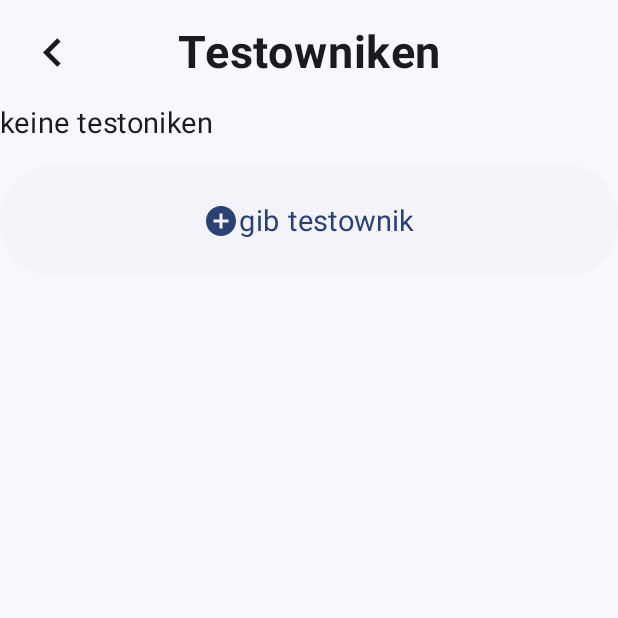
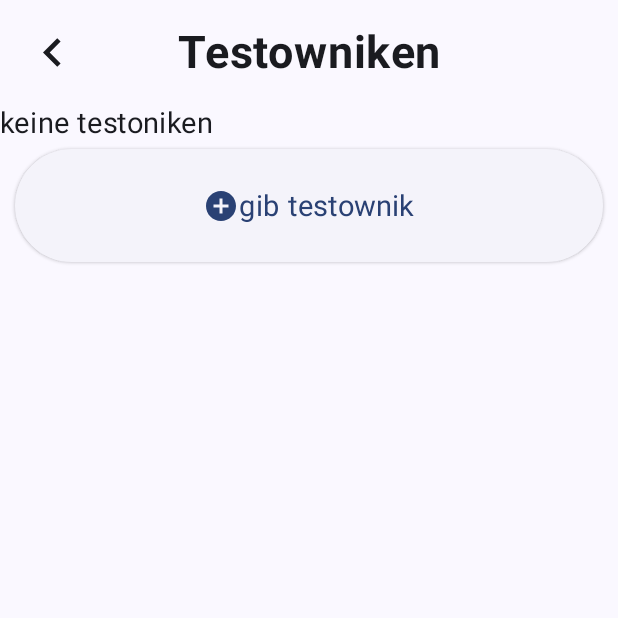
Before and after one commit to Dankeatermidir/TestowyTestownik, an Android app built with Jetpack Compose: the ManagementScreen screen opened through its navigation route, on a phone screen of 412 x 824 dp, the top half of it. Run offline under Robolectric (Android 15) with nearby library versions, the phone set to English and light mode, and no system bars; our stand-ins replace Room's generated code.

Commit message:
minor UI update

```diff
--- a/app/src/main/java/com/example/testowytestownik/ui/screen/ManagementScreen.kt
+++ b/app/src/main/java/com/example/testowytestownik/ui/screen/ManagementScreen.kt
@@ -14,6 +14,7 @@ import androidx.compose.foundation.layout.Row
 import androidx.compose.foundation.layout.Spacer
 import androidx.compose.foundation.layout.fillMaxSize
 import androidx.compose.foundation.layout.fillMaxWidth
+import androidx.compose.foundation.layout.height
 import androidx.compose.foundation.layout.padding
 import androidx.compose.foundation.layout.size
 import androidx.compose.foundation.lazy.LazyColumn
@@ -25,6 +26,7 @@ import androidx.compose.material3.Card
 import androidx.compose.material3.CardDefaults
 import androidx.compose.material3.DropdownMenu
 import androidx.compose.material3.DropdownMenuItem
+import androidx.compose.material3.ElevatedButton
 import androidx.compose.material3.ExperimentalMaterial3Api
 import androidx.compose.material3.Icon
 import androidx.compose.material3.MaterialTheme
@@ -151,7 +153,7 @@ fun ManagementScreen(
                     LazyColumn(
                         modifier = Modifier
                             .weight(1f)
-                            .padding(8.dp)
+                            .padding(horizontal = 10.dp)
                     ) {
                         items(files.size) { file ->
                             var itemOffset by remember { mutableStateOf(Offset.Zero) }
@@ -186,15 +188,21 @@ fun ManagementScreen(
                         }
                     }
                 }
-                MenuButton(
-                    stringResource(R.string.add),
-                    Icons.Default.AddCircle
+                ElevatedButton(
+                    modifier = Modifier
+                        .padding(horizontal= 10.dp, vertical = 5.dp)
+                        .fillMaxWidth(1f)
+                        .height(75.dp),
+                    onClick = {
+                        PermissionResultLauncher.launch(permissionsToRequest)
+                        getUserFolder.launch(null)
+                        updateFiles()
+                        databaseManager.viewModelScope.launch { databaseManager.updateDataBases(files,settingsManager.uiState.initRepeats) }
+                    }
+
                 ) {
-                    PermissionResultLauncher.launch(permissionsToRequest)
-                    getUserFolder.launch(null)
-                    updateFiles()
-                    databaseManager.viewModelScope.launch { databaseManager.updateDataBases(files,settingsManager.uiState.initRepeats) }
-
+                    Icon(Icons.Default.AddCircle, stringResource(R.string.add))
+                    Text(text = stringResource(R.string.add))
                 }
             }
             selectedFolder?.let { folder ->
```
